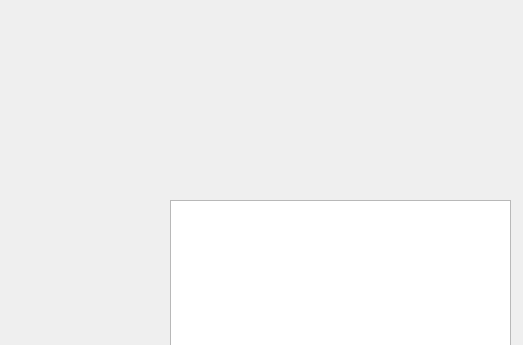
The window that select_area.ui (tapish13031997/OVV) describes before a commit, drawn with Qt 5; both pictures show x 230 to 753 and y 0 to 345 of the 753 by 595 pixel window.
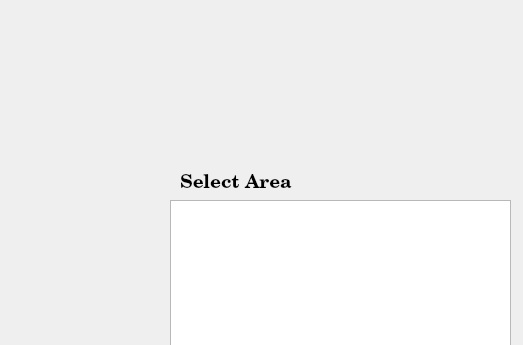
The same window after the commit. Icons and pictures are not drawn.

Diff of the .ui file:
```diff
--- a/select_area.ui
+++ b/select_area.ui
@@ -72,6 +72,30 @@
     </rect>
    </property>
   </widget>
+  <widget class="QLabel" name="label">
+   <property name="geometry">
+    <rect>
+     <x>410</x>
+     <y>170</y>
+     <width>121</width>
+     <height>31</height>
+    </rect>
+   </property>
+   <property name="font">
+    <font>
+     <family>Century Schoolbook L</family>
+     <pointsize>14</pointsize>
+     <weight>75</weight>
+     <bold>true</bold>
+    </font>
+   </property>
+   <property name="text">
+    <string>Select Area</string>
+   </property>
+   <property name="textFormat">
+    <enum>Qt::RichText</enum>
+   </property>
+  </widget>
  </widget>
  <resources>
   <include location="src/files.qrc"/>
```
